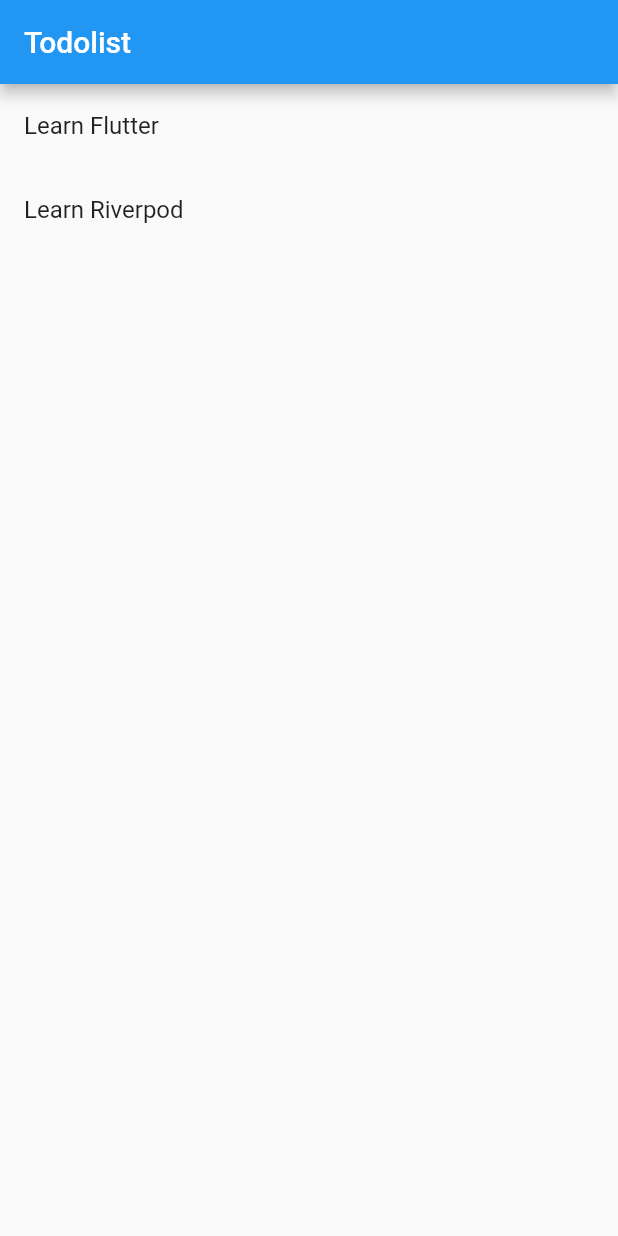
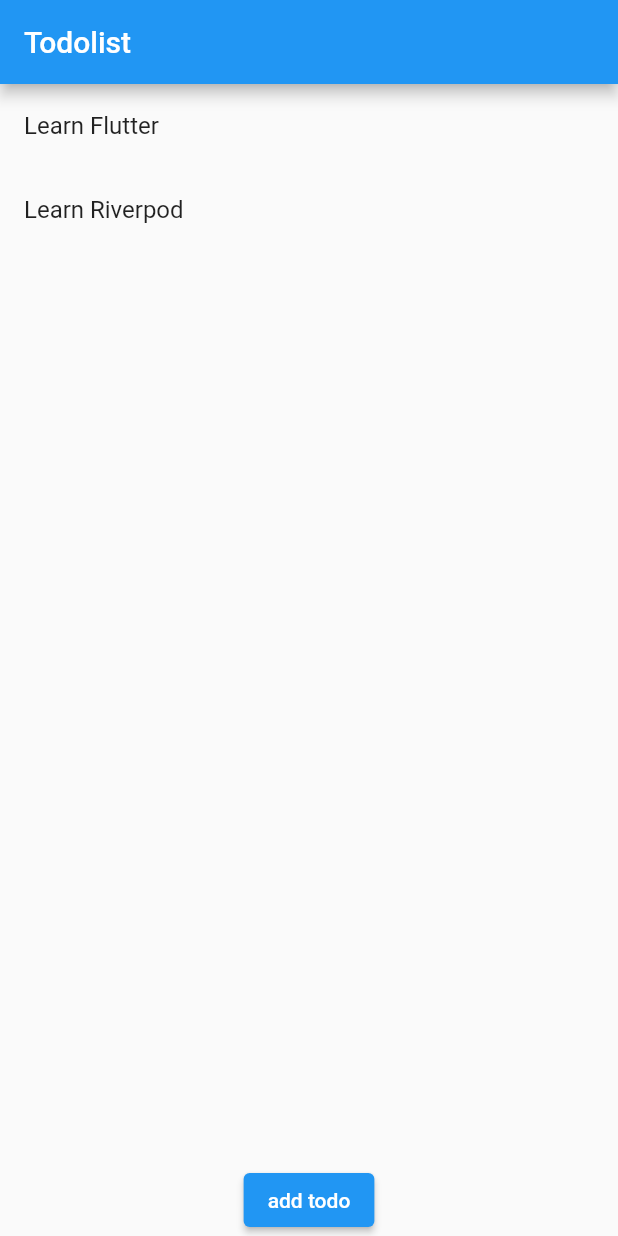
Before and after one commit to berkayismus/flutter_usecases, a Flutter app: the screen it shows after launch, on a phone screen of 412 x 824 dp. Run offline on Flutter 3.47's test engine with Material 2 defaults, Android fonts, the phone set to English and light mode, and no system bars; our stand-ins replace flutter_riverpod, riverpod_annotation; generated files the repository leaves out were written again.

Commit message:
add riverpod examples

```diff
--- a/lib/main.dart
+++ b/lib/main.dart
@@ -1,6 +1,6 @@
 import 'package:flutter/material.dart';
 import 'package:flutter_riverpod/flutter_riverpod.dart';
-import 'package:flutter_usecases/riverpod_examples/todo_list_page.dart';
+import 'package:flutter_usecases/riverpod_examples/todo_list/todo_list_page.dart';
 
 // * bu projede denemek istediğim şeyleri uyguluyorum
 
--- /dev/null
+++ b/lib/riverpod_examples/todo_list/notifier/todo_list_notifier.dart
@@ -0,0 +1,52 @@
+import 'package:flutter/foundation.dart';
+import 'package:flutter_usecases/riverpod_examples/todo_list/todo_model.dart';
+import 'package:riverpod_annotation/riverpod_annotation.dart';
+
+// Necessary for code-generation to work
+part 'todo_list_notifier.g.dart';
+
+@riverpod
+class TodoListNotifier extends _$TodoListNotifier {
+  late List<Todo> todoList;
+
+  // * provider'lara parametre gönderebiliriz
+  // * örn: [whoIAm]
+  @override
+  Future<List<Todo>> build({required String whoIAm}) async {
+    await Future.delayed(const Duration(seconds: 2));
+
+    debugPrint("I' am $whoIAm");
+
+    todoList = <Todo>[
+      Todo(description: 'Learn Flutter', completed: true),
+      Todo(description: 'Learn Riverpod'),
+    ];
+
+    return todoList;
+  }
+
+  Future<void> addTodo(Todo todo) async {
+    // web servisi taklit etmek
+    await Future.delayed(const Duration(seconds: 2));
+
+    todoList.add(todo);
+
+    // notifierımızın build metodumuzu tekrar çalıştıracak
+    // arayüz de güncellenmiş olacak
+    ref.invalidateSelf();
+  }
+
+  //* servise [TODO] gönderirken, arayüzü güncellemenin yöntemlerinden biri
+  // * updating the local cache manually
+  /*  Future<void> addTodo(Todo todo) async {
+    // * build metodunu tekrar çağırıyor
+    //ref.invalidateSelf();
+
+    state = const AsyncLoading();
+    await Future.delayed(const Duration(seconds: 2));
+    state = AsyncData(todoList);
+    final previousState = await future;
+
+    state = AsyncData([...previousState, todo]);
+  } */
+}
--- /dev/null
+++ b/lib/riverpod_examples/todo_list/todo_list_page.dart
@@ -0,0 +1,44 @@
+import 'package:flutter/material.dart';
+import 'package:flutter_riverpod/flutter_riverpod.dart';
+import 'package:flutter_usecases/riverpod_examples/todo_list/notifier/todo_list_notifier.dart';
+import 'package:flutter_usecases/riverpod_examples/todo_list/todo_model.dart';
+
+class TodoListPage extends ConsumerWidget {
+  const TodoListPage({super.key});
+
+  @override
+  Widget build(BuildContext context, WidgetRef ref) {
+    final todoList = ref.watch(todoListNotifierProvider(whoIAm: "Test"));
+    return Scaffold(
+      appBar: AppBar(
+        title: const Text("Todolist"),
+      ),
+      body: Column(
+        children: [
+          todoList.when(
+            data: (data) => Expanded(
+              child: ListView.builder(
+                itemCount: todoList.value?.length,
+                itemBuilder: (BuildContext context, int index) {
+                  return ListTile(
+                    title: Text(todoList.value?[index].description ?? ""),
+                  );
+                },
+              ),
+            ),
+            error: (error, stackTrace) => Text(error.toString()),
+            loading: () => const CircularProgressIndicator(),
+          ),
+          ElevatedButton(
+            onPressed: () {
+              ref
+                  .read(todoListNotifierProvider(whoIAm: "Berkay").notifier)
+                  .addTodo(Todo(description: 'This is a new todo'));
+            },
+            child: const Text("add todo"),
+          )
+        ],
+      ),
+    );
+  }
+}
--- /dev/null
+++ b/lib/riverpod_examples/todo_list/todo_model.dart
@@ -0,0 +1,58 @@
+// ignore_for_file: public_member_api_docs, sort_constructors_first
+import 'dart:convert';
+
+class Todo {
+  Todo({
+    required this.description,
+    this.completed = false,
+  });
+
+  factory Todo.fromJson(Map<String, dynamic> json) {
+    return Todo(
+      description: json['description'] as String,
+      completed: json['completed'] as bool,
+    );
+  }
+
+  final String description;
+  final bool completed;
+
+  Todo copyWith({
+    String? description,
+    bool? completed,
+  }) {
+    return Todo(
+      description: description ?? this.description,
+      completed: completed ?? this.completed,
+    );
+  }
+
+  Map<String, dynamic> toMap() {
+    return <String, dynamic>{
+      'description': description,
+      'completed': completed,
+    };
+  }
+
+  factory Todo.fromMap(Map<String, dynamic> map) {
+    return Todo(
+      description: map['description'] as String,
+      completed: map['completed'] as bool,
+    );
+  }
+
+  String toJson() => json.encode(toMap());
+
+  @override
+  String toString() => 'Todo(description: $description, completed: $completed)';
+
+  @override
+  bool operator ==(covariant Todo other) {
+    if (identical(this, other)) return true;
+
+    return other.description == description && other.completed == completed;
+  }
+
+  @override
+  int get hashCode => description.hashCode ^ completed.hashCode;
+}
--- a/lib/riverpod_examples/todo_list_page.dart
+++ /dev/null
@@ -1,45 +0,0 @@
-import 'dart:async';
-
-import 'package:flutter/material.dart';
-import 'package:flutter_riverpod/flutter_riverpod.dart';
-import 'package:flutter_usecases/riverpod_examples/todo_model.dart';
-
-final todoListProvider =
-    AsyncNotifierProvider.autoDispose<TodoList, List<Todo>>(TodoList.new);
-
-class TodoList extends AutoDisposeAsyncNotifier<List<Todo>> {
-  @override
-  FutureOr<List<Todo>> build() async {
-    await Future.delayed(const Duration(seconds: 2));
-    return [
-      Todo(description: 'Learn Flutter', completed: true),
-      Todo(description: 'Learn Riverpod'),
-    ];
-  }
-}
-
-class TodoListPage extends ConsumerWidget {
-  const TodoListPage({super.key});
-
-  @override
-  Widget build(BuildContext context, WidgetRef ref) {
-    final todoList = ref.watch(todoListProvider);
-    return Scaffold(
-      appBar: AppBar(
-        title: const Text("Todolist"),
-      ),
-      body: todoList.when(
-        data: (data) => ListView.builder(
-          itemCount: todoList.value?.length,
-          itemBuilder: (BuildContext context, int index) {
-            return ListTile(
-              title: Text(todoList.value?[index].description ?? ""),
-            );
-          },
-        ),
-        error: (error, stackTrace) => Text(error.toString()),
-        loading: () => const CircularProgressIndicator(),
-      ),
-    );
-  }
-}
--- a/pubspec.yaml
+++ b/pubspec.yaml
@@ -37,6 +37,7 @@
   cupertino_icons: ^1.0.2
   flutter_riverpod: ^2.4.8
   http: ^1.1.0
+  riverpod_annotation: ^2.3.2
 
 dev_dependencies:
   flutter_test:
@@ -50,6 +51,8 @@
   flutter_lints: ^2.0.0
   custom_lint: ^0.5.7
   riverpod_lint: ^2.3.6
+  riverpod_generator: ^2.3.8
+  build_runner: ^2.4.6
 
 # For information on the generic Dart part of this file, see the
 # following page: https://dart.dev/tools/pub/pubspec
```
Also changed, not shown: lib/riverpod_examples/todo_model.dart (deleted, +0 -16 lines), lib/riverpod_examples/todo_list/notifier/todo_list_notifier.g.dart (added), pubspec.lock.
